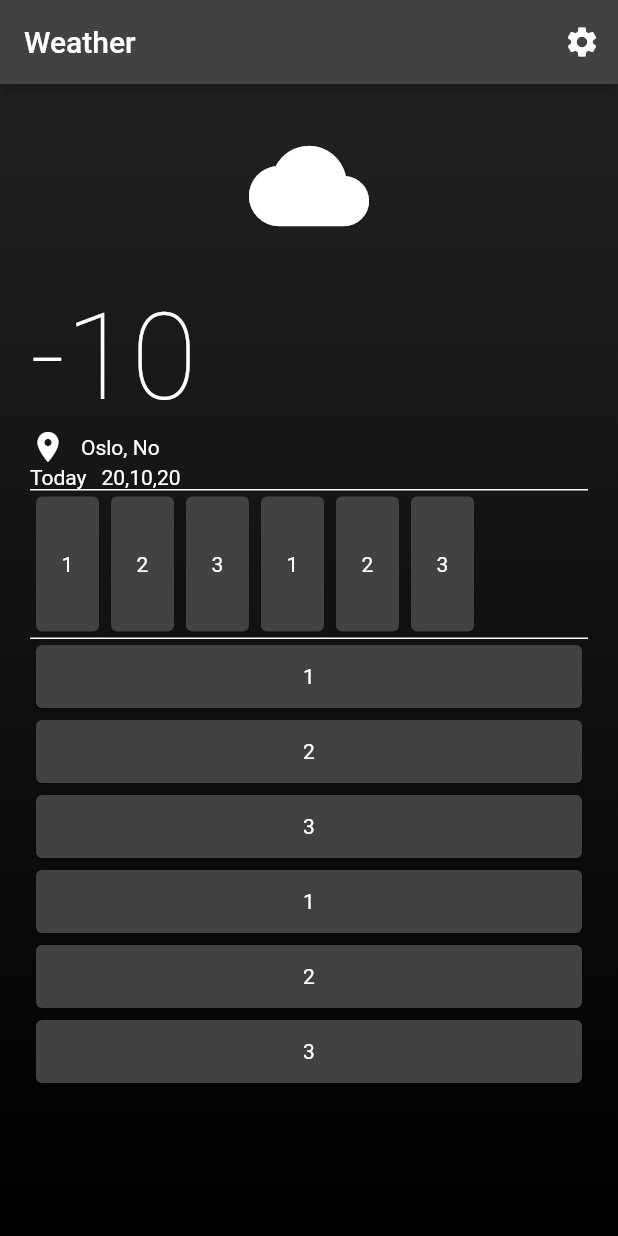
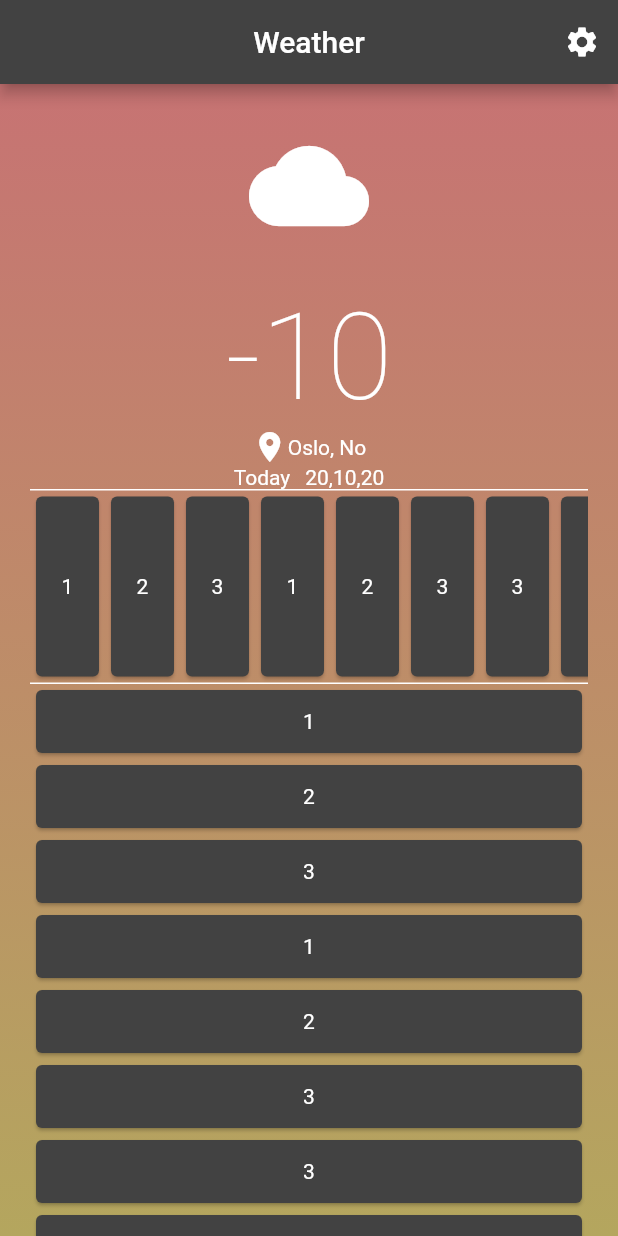
Before and after one commit to blazejpsz/beeweather_app, a Flutter app: the screen it shows after launch, on a phone screen of 412 x 824 dp. Run offline on Flutter 3.47's test engine with Material 2 defaults, Android fonts, the phone set to English and light mode, and no system bars.

Commit message:
add settings

```diff
--- a/lib/main.dart
+++ b/lib/main.dart
@@ -10,8 +10,8 @@ class MyApp extends StatelessWidget {
   @override
   Widget build(BuildContext context) {
     return MaterialApp(
+      debugShowCheckedModeBanner: false,
       theme: ThemeData(
-        primarySwatch: Colors.blue,
         brightness: Brightness.dark,
       ),
       initialRoute: '/',
--- a/lib/screens/homescreen.dart
+++ b/lib/screens/homescreen.dart
@@ -1,27 +1,27 @@
 import 'package:flutter/material.dart';
-import 'package:flutter/widgets.dart';
 
 class HomeScreen extends StatelessWidget {
   @override
   Widget build(BuildContext context) {
     return Scaffold(
       appBar: AppBar(
-        title: Text('Weather'),
+        centerTitle: true,
+        title: const Text('Weather'),
         actions: [
           IconButton(
             onPressed: () {
               Navigator.pushNamed(context, '/setting');
             },
-            icon: Icon(Icons.settings),
+            icon: const Icon(Icons.settings),
           )
         ],
       ),
       body: Container(
-        decoration: BoxDecoration(
+        decoration: const BoxDecoration(
             gradient: LinearGradient(
           colors: [
-            Colors.grey.shade900,
-            Colors.black,
+            Color.fromARGB(255, 199, 115, 115),
+            Color.fromARGB(255, 180, 166, 94),
           ],
           begin: Alignment.topCenter,
           end: Alignment.bottomCenter,
@@ -32,7 +32,7 @@ class HomeScreen extends StatelessWidget {
             right: 20,
           ),
           child: Column(
-            mainAxisAlignment: MainAxisAlignment.start,
+            mainAxisAlignment: MainAxisAlignment.spaceEvenly,
             crossAxisAlignment: CrossAxisAlignment.stretch,
             children: [
               _cloudIcon(),
@@ -48,7 +48,7 @@ class HomeScreen extends StatelessWidget {
     );
   }
 
-  final weeks = ['1', '2', '3', '1', '2', '3'];
+  final weeks = ['1', '2', '3', '1', '2', '3', '3', '1', '2', '3'];
   _weeklyPrediction() {
     return Expanded(
       child: Container(
@@ -71,10 +71,10 @@ class HomeScreen extends StatelessWidget {
     );
   }
 
-  final times = ['1', '2', '3', '1', '2', '3'];
+  final times = ['1', '2', '3', '1', '2', '3', '3', '1', '2', '3'];
   _hourlyPrediction() {
     return Container(
-      height: 100,
+      height: 130,
       decoration: const BoxDecoration(
         border: Border(
           top: BorderSide(color: Colors.white),
@@ -100,6 +100,7 @@ class HomeScreen extends StatelessWidget {
 
   _date() {
     return Row(
+      mainAxisAlignment: MainAxisAlignment.center,
       children: const [
         Text('Today'),
         SizedBox(
@@ -107,6 +108,7 @@ class HomeScreen extends StatelessWidget {
         ),
         Text(
           '''20,10,20''',
+          textAlign: TextAlign.center,
         )
       ],
     );
@@ -114,11 +116,9 @@ class HomeScreen extends StatelessWidget {
 
   _location() {
     return Row(
+      mainAxisAlignment: MainAxisAlignment.center,
       children: const [
         Icon(Icons.place),
-        SizedBox(
-          width: 10,
-        ),
         Text(
           'Oslo, No',
         )
@@ -129,6 +129,7 @@ class HomeScreen extends StatelessWidget {
   _temperature() {
     return const Text(
       '-10',
+      textAlign: TextAlign.center,
       style: TextStyle(
         fontSize: 80,
         fontWeight: FontWeight.w100,
```
Also changed, not shown: lib/screens/settingscreen.dart (+40 -2 lines).
